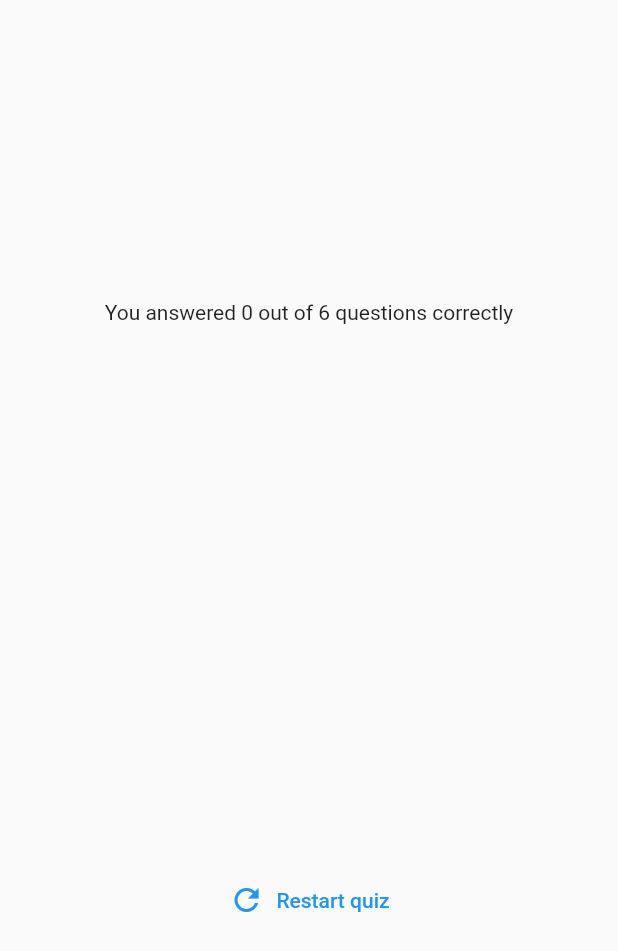
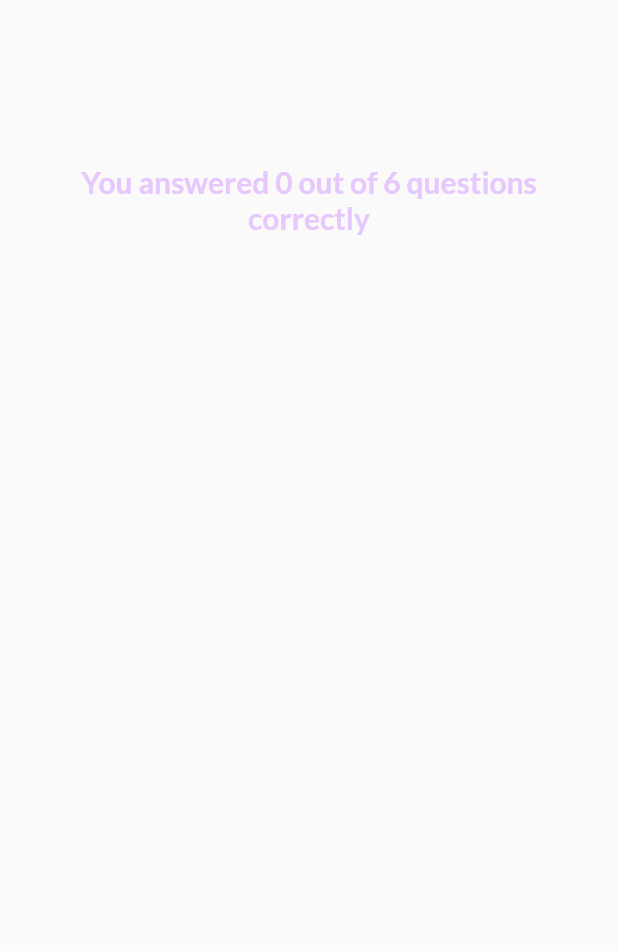
Before and after one commit to diyar214/quiz-app, a Flutter app: the ResultsScreen widget shown alone on an empty page, opened directly with empty values, on a phone screen of 412 x 824 dp. Shown: the top 951 px of the screen. Run offline on Flutter 3.47's test engine with Material 2 defaults, Android fonts, the phone set to English and light mode, and no system bars; our stand-ins replace google_fonts.

Commit message:
Modification: added style to result screen

```diff
--- a/lib/questions_summary/questions_summary.dart
+++ b/lib/questions_summary/questions_summary.dart
@@ -1,4 +1,5 @@
 import 'package:flutter/material.dart';
+import 'package:questions_app/questions_summary/summary_item.dart';
 
 class QuestionSummary extends StatelessWidget {
   final List<Map<String, Object>> summaryData;
@@ -7,25 +8,16 @@ class QuestionSummary extends StatelessWidget {
   @override
   Widget build(BuildContext context) {
     return SizedBox(
-      height: 300,
+      height: 450,
       child: SingleChildScrollView(
         child: Column(
           children: summaryData
-              .map((data) => Row(
-                    children: [
-                      Text('${(data['question-index'] as int) + 1}'),
-                      Expanded(
-                        child: Column(
-                          children: [
-                            Text(data['question'] as String),
-                            const SizedBox(height: 10),
-                            Text(data['user-answer'] as String),
-                            Text(data['correct-answer'] as String),
-                          ],
-                        ),
-                      ),
-                    ],
-                  ))
+              .map(
+                (data) => Padding(
+                  padding: const EdgeInsets.only(bottom: 12.0),
+                  child: SummaryItems(itemData: data),
+                ),
+              )
               .toList(),
         ),
       ),
--- a/lib/screens/results_screen.dart
+++ b/lib/screens/results_screen.dart
@@ -1,10 +1,17 @@
 import 'package:flutter/material.dart';
+import 'package:google_fonts/google_fonts.dart';
 import 'package:questions_app/data/questions.dart';
 import 'package:questions_app/questions_summary/questions_summary.dart';
 
 class ResultsScreen extends StatelessWidget {
   final List<String> selectedAnswers;
-  const ResultsScreen({super.key, required this.selectedAnswers});
+  final void Function() onRestart;
+
+  const ResultsScreen({
+    super.key,
+    required this.selectedAnswers,
+    required this.onRestart,
+  });
 
   List<Map<String, Object>> get summaryData {
     final List<Map<String, Object>> summary = [];
@@ -33,12 +40,19 @@ class ResultsScreen extends StatelessWidget {
         margin: const EdgeInsets.all(20),
         child: Column(mainAxisAlignment: MainAxisAlignment.center, children: [
           Text(
-              'You answered $numCorrectQuestion out of $numTotalQuestion questions correctly'),
+            'You answered $numCorrectQuestion out of $numTotalQuestion questions correctly',
+            style: GoogleFonts.lato(
+                color: const Color.fromARGB(255, 230, 200, 253),
+                fontSize: 20,
+                fontWeight: FontWeight.bold),
+            textAlign: TextAlign.center,
+          ),
           const SizedBox(height: 30),
           QuestionSummary(summaryData: summaryData),
           const SizedBox(height: 30),
           TextButton.icon(
-            onPressed: () {},
+            onPressed: onRestart,
+            style: TextButton.styleFrom(foregroundColor: Colors.white),
             icon: const Icon(Icons.refresh),
             label: const Text('Restart quiz'),
           )
```
Also changed, not shown: lib/questions_summary/summary_item.dart (+47 -0 lines), lib/screens/quiz.dart (+11 -1 lines).
